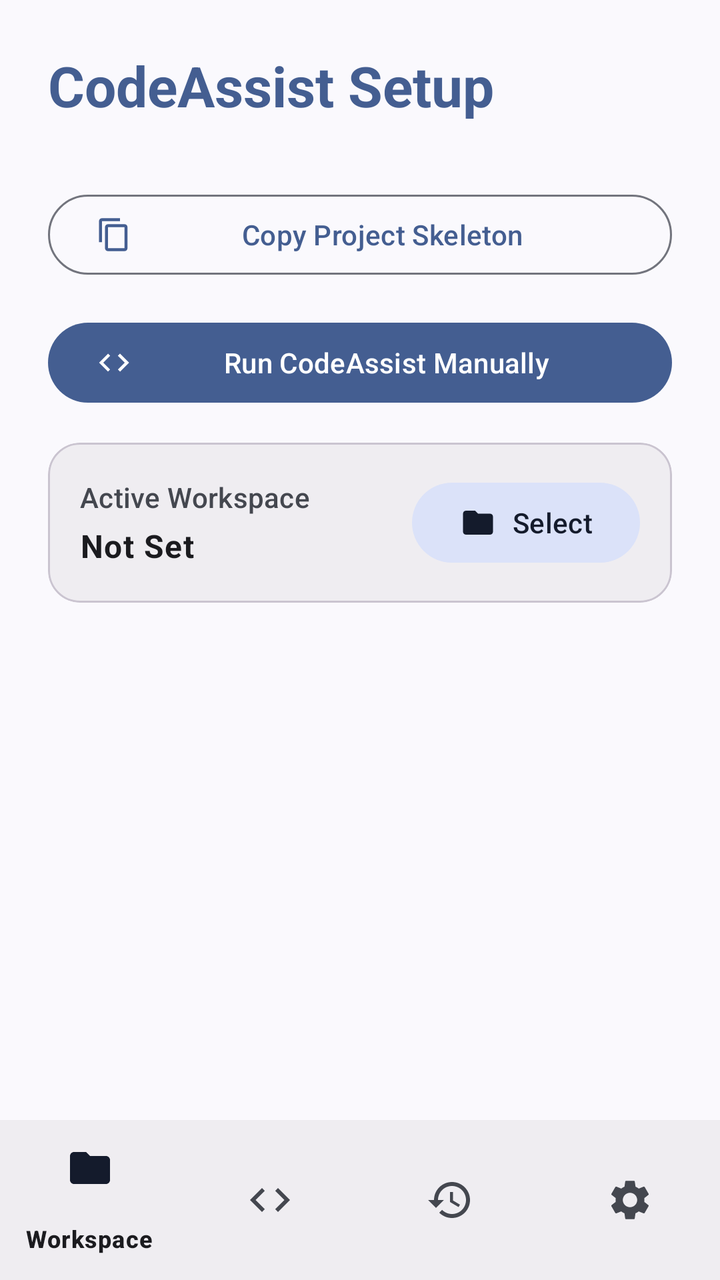
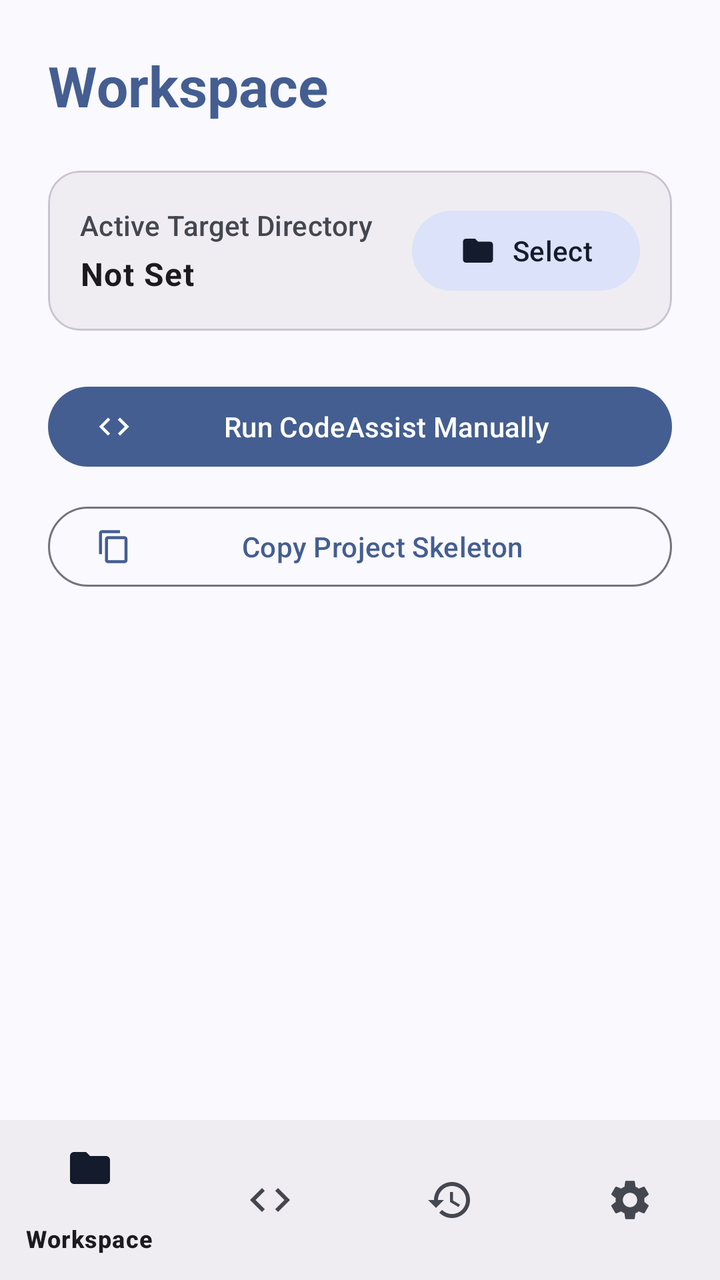

Compare the two renders of this Android layout. The source of the first and the diff that turns it into the second are given below.
<!-- AndroidManifest.xml: application theme Theme.CodeAssist -->
<!-- res/layout/activity_main.xml -->
<?xml version="1.0" encoding="utf-8"?>
<androidx.coordinatorlayout.widget.CoordinatorLayout 
    xmlns:android="http://schemas.android.com/apk/res/android"
    xmlns:app="http://schemas.android.com/apk/res-auto"
    android:layout_width="match_parent"
    android:layout_height="match_parent"
    android:background="?attr/colorSurface">

    
    <LinearLayout
        android:id="@+id/viewWorkspace"
        android:layout_width="match_parent"
        android:layout_height="match_parent"
        android:orientation="vertical"
        android:padding="24dp"
        android:layout_marginBottom="80dp"> 

        <TextView
            android:layout_width="match_parent"
            android:layout_height="wrap_content"
            android:text="CodeAssist Setup"
            android:textAppearance="?attr/textAppearanceHeadlineMedium"
            android:textColor="?attr/colorPrimary"
            android:textStyle="bold"
            android:layout_marginBottom="32dp"/>

        <com.google.android.material.button.MaterialButton
            android:id="@+id/btnCopySkeleton"
            style="@style/Widget.Material3.Button.OutlinedButton"
            android:layout_width="match_parent"
            android:layout_height="wrap_content"
            android:text="Copy Project Skeleton"
            app:icon="@drawable/ic_copy"
            android:layout_marginBottom="16dp" />

        <com.google.android.material.button.MaterialButton
            android:id="@+id/btnRunManual"
            style="@style/Widget.Material3.Button"
            android:layout_width="match_parent"
            android:layout_height="wrap_content"
            android:text="Run CodeAssist Manually"
            app:icon="@drawable/ic_qs_tile"
            android:layout_marginBottom="16dp" />

        <com.google.android.material.card.MaterialCardView
            android:layout_width="match_parent"
            android:layout_height="wrap_content"
            app:cardCornerRadius="16dp"
            app:cardElevation="0dp"
            app:strokeWidth="1dp"
            app:strokeColor="?attr/colorOutlineVariant"
            app:cardBackgroundColor="?attr/colorSurfaceContainer">

            <LinearLayout
                android:layout_width="match_parent"
                android:layout_height="wrap_content"
                android:orientation="horizontal"
                android:gravity="center_vertical"
                android:padding="16dp">

                <LinearLayout
                    android:layout_width="0dp"
                    android:layout_height="wrap_content"
                    android:layout_weight="1"
                    android:orientation="vertical">

                    <TextView
                        android:layout_width="wrap_content"
                        android:layout_height="wrap_content"
                        android:text="Active Workspace"
                        android:textAppearance="?attr/textAppearanceLabelLarge"
                        android:textColor="?attr/colorOnSurfaceVariant"
                        android:layout_marginBottom="4dp"/>

                    <TextView
                        android:id="@+id/tvWorkspacePath"
                        android:layout_width="match_parent"
                        android:layout_height="wrap_content"
                        android:text="Not Set"
                        android:textAppearance="?attr/textAppearanceBodyLarge"
                        android:textColor="?attr/colorOnSurface"
                        android:textStyle="bold"/>
                </LinearLayout>

                <com.google.android.material.button.MaterialButton
                    android:id="@+id/btnSelectWorkspace"
                    style="@style/Widget.Material3.Button.TonalButton"
                    android:layout_width="wrap_content"
                    android:layout_height="wrap_content"
                    android:text="Select"
                    app:icon="@drawable/ic_folder"
                    android:layout_marginStart="16dp"/>
            </LinearLayout>
        </com.google.android.material.card.MaterialCardView>
    </LinearLayout>

    
    <LinearLayout
        android:id="@+id/viewPromptVault"
        android:layout_width="match_parent"
        android:layout_height="match_parent"
        android:orientation="vertical"
        android:padding="24dp"
        android:layout_marginBottom="80dp"
        android:visibility="gone">

        <TextView
            android:layout_width="match_parent"
            android:layout_height="wrap_content"
            android:text="System Protocol"
            android:textAppearance="?attr/textAppearanceHeadlineMedium"
            android:textColor="?attr/colorPrimary"
            android:textStyle="bold"
            android:layout_marginBottom="16dp"/>

        <com.google.android.material.button.MaterialButton
            android:id="@+id/btnCopyPrompt"
            style="@style/Widget.Material3.Button"
            android:layout_width="match_parent"
            android:layout_height="wrap_content"
            android:text="Copy Protocol &amp; Workspace Structure"
            app:icon="@drawable/ic_copy"
            android:layout_marginBottom="16dp" />

        <ScrollView
            android:layout_width="match_parent"
            android:layout_height="match_parent"
            android:fadeScrollbars="false">
            
            <TextView
                android:id="@+id/tvProtocolText"
                android:layout_width="match_parent"
                android:layout_height="wrap_content"
                android:text="@string/ai_protocol_text"
                android:textIsSelectable="true"
                android:textAppearance="?attr/textAppearanceBodyMedium"
                android:fontFamily="monospace"
                android:textColor="?attr/colorOnSurfaceVariant"
                android:background="?attr/colorSurfaceContainer"
                android:padding="16dp"/>
        </ScrollView>
    </LinearLayout>

    
    <LinearLayout
        android:id="@+id/viewLogs"
        android:layout_width="match_parent"
        android:layout_height="match_parent"
        android:orientation="vertical"
        android:padding="24dp"
        android:layout_marginBottom="80dp"
        android:visibility="gone">

        
        <LinearLayout
            android:layout_width="match_parent"
            android:layout_height="wrap_content"
            android:orientation="horizontal"
            android:gravity="center_vertical"
            android:layout_marginBottom="16dp">

            <TextView
                android:layout_width="0dp"
                android:layout_height="wrap_content"
                android:layout_weight="1"
                android:text="Execution Logs"
                android:textAppearance="?attr/textAppearanceHeadlineMedium"
                android:textColor="?attr/colorPrimary"
                android:textStyle="bold" />

            <com.google.android.material.button.MaterialButton
                android:id="@+id/btnRevert"
                style="@style/Widget.Material3.Button.TonalButton"
                android:layout_width="wrap_content"
                android:layout_height="wrap_content"
                android:text="Revert"
                android:layout_marginEnd="8dp" />

            <com.google.android.material.button.MaterialButton
                android:id="@+id/btnReset"
                style="@style/Widget.Material3.Button.OutlinedButton"
                android:layout_width="wrap_content"
                android:layout_height="wrap_content"
                android:text="Reset" />
        </LinearLayout>

        <com.google.android.material.progressindicator.LinearProgressIndicator
            android:id="@+id/logsProgress"
            android:layout_width="match_parent"
            android:layout_height="wrap_content"
            android:indeterminate="true"
            android:visibility="gone"
            android:layout_marginBottom="16dp"
            app:trackCornerRadius="4dp"/>

        <TextView
            android:id="@+id/tvEmptyLogs"
            android:layout_width="match_parent"
            android:layout_height="wrap_content"
            android:layout_marginTop="32dp"
            android:gravity="center"
            android:text="No commits found in this workspace."
            android:textAppearance="?attr/textAppearanceBodyLarge"
            android:textColor="?attr/colorOnSurfaceVariant"
            android:visibility="gone" />

        
        <androidx.recyclerview.widget.RecyclerView
            android:id="@+id/rvLogs"
            android:layout_width="match_parent"
            android:layout_height="match_parent"
            android:clipToPadding="false"
            android:paddingBottom="16dp"/>
    </LinearLayout>

    
    <LinearLayout
        android:id="@+id/viewSourceControl"
        android:layout_width="match_parent"
        android:layout_height="match_parent"
        android:orientation="vertical"
        android:padding="24dp"
        android:layout_marginBottom="80dp"
        android:visibility="gone">

        <TextView
            android:layout_width="match_parent"
            android:layout_height="wrap_content"
            android:text="Source Control"
            android:textAppearance="?attr/textAppearanceHeadlineMedium"
            android:textColor="?attr/colorPrimary"
            android:textStyle="bold"
            android:layout_marginBottom="16dp"/>

        <LinearLayout
            android:layout_width="match_parent"
            android:layout_height="wrap_content"
            android:orientation="horizontal"
            android:layout_marginBottom="8dp">

            <com.google.android.material.button.MaterialButton
                android:id="@+id/btnInitGit"
                style="@style/Widget.Material3.Button.TonalButton"
                android:layout_width="0dp"
                android:layout_height="wrap_content"
                android:layout_weight="1"
                android:text="Init Repository" />
        </LinearLayout>

        <LinearLayout
            android:layout_width="match_parent"
            android:layout_height="wrap_content"
            android:orientation="horizontal"
            android:layout_marginBottom="16dp">

            <com.google.android.material.button.MaterialButton
                android:id="@+id/btnStash"
                style="@style/Widget.Material3.Button.TonalButton"
                android:layout_width="0dp"
                android:layout_height="wrap_content"
                android:layout_weight="1"
                android:text="Stash"
                android:layout_marginEnd="8dp"/>

            <com.google.android.material.button.MaterialButton
                android:id="@+id/btnPopStash"
                style="@style/Widget.Material3.Button.OutlinedButton"
                android:layout_width="0dp"
                android:layout_height="wrap_content"
                android:layout_weight="1"
                android:text="Pop Stash" />
        </LinearLayout>

        <com.google.android.material.button.MaterialButton
            android:id="@+id/btnRefreshStatus"
            style="@style/Widget.Material3.Button.TextButton"
            android:layout_width="wrap_content"
            android:layout_height="wrap_content"
            android:layout_gravity="end"
            android:text="Refresh Status" />

        <ScrollView
            android:layout_width="match_parent"
            android:layout_height="match_parent"
            android:fadeScrollbars="false"
            android:layout_marginTop="8dp">

            <TextView
                android:id="@+id/tvGitStatus"
                android:layout_width="match_parent"
                android:layout_height="wrap_content"
                android:text="Status will appear here..."
                android:textIsSelectable="true"
                android:textAppearance="?attr/textAppearanceBodyMedium"
                android:fontFamily="monospace"
                android:textColor="?attr/colorOnSurfaceVariant"
                android:background="?attr/colorSurfaceContainer"
                android:padding="16dp"/>
        </ScrollView>
    </LinearLayout>

    
    <ScrollView
        android:id="@+id/viewSettings"
        android:layout_width="match_parent"
        android:layout_height="match_parent"
        android:layout_marginBottom="80dp"
        android:fadeScrollbars="false"
        android:visibility="gone">

        <LinearLayout
            android:layout_width="match_parent"
            android:layout_height="wrap_content"
            android:orientation="vertical"
            android:padding="24dp">

            <TextView
                android:layout_width="match_parent"
                android:layout_height="wrap_content"
                android:text="Settings"
                android:textAppearance="?attr/textAppearanceHeadlineMedium"
                android:textColor="?attr/colorPrimary"
                android:textStyle="bold"
                android:layout_marginBottom="16dp"/>

        <com.google.android.material.card.MaterialCardView
            android:layout_width="match_parent"
            android:layout_height="wrap_content"
            app:cardCornerRadius="16dp"
            app:cardElevation="0dp"
            app:strokeWidth="1dp"
            app:strokeColor="?attr/colorOutlineVariant"
            app:cardBackgroundColor="?attr/colorSurfaceContainer">

            <LinearLayout
                android:layout_width="match_parent"
                android:layout_height="wrap_content"
                android:orientation="horizontal"
                android:gravity="center_vertical"
                android:padding="16dp">
                
                <LinearLayout
                    android:layout_width="0dp"
                    android:layout_height="wrap_content"
                    android:layout_weight="1"
                    android:orientation="vertical">

                    <TextView
                        android:layout_width="wrap_content"
                        android:layout_height="wrap_content"
                        android:text="Floating Bubble"
                        android:textAppearance="?attr/textAppearanceTitleMedium"
                        android:textColor="?attr/colorOnSurface"/>

                    <TextView
                        android:layout_width="wrap_content"
                        android:layout_height="wrap_content"
                        android:text="Execute code from a floating widget"
                        android:textAppearance="?attr/textAppearanceBodySmall"
                        android:textColor="?attr/colorOnSurfaceVariant"/>
                </LinearLayout>

                <com.google.android.material.materialswitch.MaterialSwitch
                    android:id="@+id/switchBubble"
                    android:layout_width="wrap_content"
                    android:layout_height="wrap_content" />
            </LinearLayout>
        </com.google.android.material.card.MaterialCardView>

        <com.google.android.material.card.MaterialCardView
            android:layout_width="match_parent"
            android:layout_height="wrap_content"
            android:layout_marginTop="16dp"
            app:cardCornerRadius="16dp"
            app:cardElevation="0dp"
            app:strokeWidth="1dp"
            app:strokeColor="?attr/colorOutlineVariant"
            app:cardBackgroundColor="?attr/colorSurfaceContainer">

            <LinearLayout
                android:layout_width="match_parent"
                android:layout_height="wrap_content"
                android:orientation="horizontal"
                android:gravity="center_vertical"
                android:padding="16dp">
                
                <LinearLayout
                    android:layout_width="0dp"
                    android:layout_height="wrap_content"
                    android:layout_weight="1"
                    android:orientation="vertical">

                    <TextView
                        android:layout_width="wrap_content"
                        android:layout_height="wrap_content"
                        android:text="Auto-Execute Read Commands"
                        android:textAppearance="?attr/textAppearanceTitleMedium"
                        android:textColor="?attr/colorOnSurface"/>

                    <TextView
                        android:layout_width="wrap_content"
                        android:layout_height="wrap_content"
                        android:text="Skip approval sheet when batch only contains READ_FILE, GREP_FILE, or LIST_DIR"
                        android:textAppearance="?attr/textAppearanceBodySmall"
                        android:textColor="?attr/colorOnSurfaceVariant"/>
                </LinearLayout>

                <com.google.android.material.materialswitch.MaterialSwitch
                    android:id="@+id/switchAutoRead"
                    android:layout_width="wrap_content"
                    android:layout_height="wrap_content" />
            </LinearLayout>
        </com.google.android.material.card.MaterialCardView>

        
        <com.google.android.material.card.MaterialCardView
            android:layout_width="match_parent"
            android:layout_height="wrap_content"
            android:layout_marginTop="16dp"
            app:cardCornerRadius="16dp"
            app:cardElevation="0dp"
            app:strokeWidth="1dp"
            app:strokeColor="?attr/colorOutlineVariant"
            app:cardBackgroundColor="?attr/colorSurfaceContainer">

            <LinearLayout
                android:layout_width="match_parent"
                android:layout_height="wrap_content"
                android:orientation="horizontal"
                android:gravity="center_vertical"
                android:padding="16dp">
                
                <LinearLayout
                    android:layout_width="0dp"
                    android:layout_height="wrap_content"
                    android:layout_weight="1"
                    android:orientation="vertical">

                    <TextView
                        android:layout_width="wrap_content"
                        android:layout_height="wrap_content"
                        android:text="Quick-Action Notifications"
                        android:textAppearance="?attr/textAppearanceTitleMedium"
                        android:textColor="?attr/colorOnSurface"/>

                    <TextView
                        android:layout_width="wrap_content"
                        android:layout_height="wrap_content"
                        android:text="Approve or review pending patches directly from heads-up alerts"
                        android:textAppearance="?attr/textAppearanceBodySmall"
                        android:textColor="?attr/colorOnSurfaceVariant"/>
                </LinearLayout>

                <com.google.android.material.materialswitch.MaterialSwitch
                    android:id="@+id/switchQuickActions"
                    android:layout_width="wrap_content"
                    android:layout_height="wrap_content" />
            </LinearLayout>
        </com.google.android.material.card.MaterialCardView>

        
        <com.google.android.material.card.MaterialCardView
            android:layout_width="match_parent"
            android:layout_height="wrap_content"
            android:layout_marginTop="16dp"
            app:cardCornerRadius="16dp"
            app:cardElevation="0dp"
            app:strokeWidth="1dp"
            app:strokeColor="?attr/colorOutlineVariant"
            app:cardBackgroundColor="?attr/colorSurfaceContainer">

            <LinearLayout
                android:layout_width="match_parent"
                android:layout_height="wrap_content"
                android:orientation="horizontal"
                android:gravity="center_vertical"
                android:padding="16dp">
                
                <LinearLayout
                    android:layout_width="0dp"
                    android:layout_height="wrap_content"
                    android:layout_weight="1"
                    android:orientation="vertical">

                    <TextView
                        android:layout_width="wrap_content"
                        android:layout_height="wrap_content"
                        android:text="Forgiving Whitespace Matching"
                        android:textAppearance="?attr/textAppearanceTitleMedium"
                        android:textColor="?attr/colorOnSurface"/>

                    <TextView
                        android:layout_width="wrap_content"
                        android:layout_height="wrap_content"
                        android:text="Gracefully tolerate and fix indentation and spacing alterations"
                        android:textAppearance="?attr/textAppearanceBodySmall"
                        android:textColor="?attr/colorOnSurfaceVariant"/>
                </LinearLayout>

                <com.google.android.material.materialswitch.MaterialSwitch
                    android:id="@+id/switchForgivingWhitespace"
                    android:layout_width="wrap_content"
                    android:layout_height="wrap_content" />
            </LinearLayout>
        </com.google.android.material.card.MaterialCardView>

        
        <com.google.android.material.card.MaterialCardView
            android:layout_width="match_parent"
            android:layout_height="wrap_content"
            android:layout_marginTop="16dp"
            app:cardCornerRadius="16dp"
            app:cardElevation="0dp"
            app:strokeWidth="1dp"
            app:strokeColor="?attr/colorOutlineVariant"
            app:cardBackgroundColor="?attr/colorSurfaceContainer">

            <LinearLayout
                android:layout_width="match_parent"
                android:layout_height="wrap_content"
                android:orientation="vertical"
                android:padding="16dp">

                <TextView
                    android:layout_width="wrap_content"
                    android:layout_height="wrap_content"
                    android:text="Git Identity Profile"
                    android:textAppearance="?attr/textAppearanceTitleMedium"
                    android:textColor="?attr/colorPrimary"
                    android:layout_marginBottom="4dp"/>

                <TextView
                    android:id="@+id/tvGitIdentityStatus"
                    android:layout_width="match_parent"
                    android:layout_height="wrap_content"
                    android:textAppearance="?attr/textAppearanceBodyMedium"
                    android:textColor="?attr/colorOnSurfaceVariant"
                    android:layout_marginBottom="16dp"/>

                <com.google.android.material.button.MaterialButton
                    android:id="@+id/btnEditGitConfig"
                    style="@style/Widget.Material3.Button.TonalButton"
                    android:layout_width="match_parent"
                    android:layout_height="wrap_content"
                    android:text="Edit Git Identity" />
            </LinearLayout>
        </com.google.android.material.card.MaterialCardView>
        </LinearLayout>
    </ScrollView>

    
    <com.google.android.material.bottomnavigation.BottomNavigationView
        android:id="@+id/bottomNavigation"
        android:layout_width="match_parent"
        android:layout_height="wrap_content"
        android:layout_gravity="bottom"
        android:background="?attr/colorSurfaceContainer"
        app:menu="@menu/bottom_nav_menu" />

</androidx.coordinatorlayout.widget.CoordinatorLayout>
<!-- resources referenced by this layout -->
<resources>
  <!-- drawable ic_qs_tile (drawable) -->
  <vector xmlns:android="http://schemas.android.com/apk/res/android"
      android:width="24dp"
      android:height="24dp"
      android:viewportWidth="24"
      android:viewportHeight="24"
      android:tint="#FFFFFF">
      <path
          android:fillColor="@android:color/white"
          android:pathData="M9.4,16.6L4.8,12l4.6,-4.6L8,6l-6,6l6,6L9.4,16.6zM14.6,16.6l4.6,-4.6l-4.6,-4.6L16,6l6,6l-6,6L14.6,16.6z" />
  </vector>
  <string name="ai_protocol_text">You are CodeAssist, an elite Android-native developer execution engine operating via a clipboard-based loop. Your job is to output instructions for file system modifications in a strict, deterministic markup format.\n\nCRITICAL RULES:\n1. ENVELOPE: Wrap all commands inside a single :::CODE_ASSIST::: envelope. To prevent chat interfaces from formatting the syntax, YOU MUST WRAP THE ENTIRE ENVELOPE IN A RAW MARKDOWN CODE BLOCK (using ```text ... 
  ```). Do not output conversational explanations, pleasantries, or other markdown blocks inside the envelope.\n2. BATCHING: You can output multiple commands in a single envelope. Do not stop until the logical task is complete.\n3. READ-BEFORE-EDIT: You must never guess existing code. If you do not know the exact whitespace, indentation, or contents of a file, use the READ_FILE or GREP_FILE command first. Wait for the user to return the results before attempting a PATCH_FILE.\n4. EXACT MATCHING: In PATCH_FILE blocks, the &lt;&lt;&lt;&lt;&lt;&lt;&lt; SEARCH block must EXACTLY match the target file\'s content, including all spaces, tabs, and line breaks. The search block must be long enough to be unique within the file.\n5. COMMIT MESSAGE: If your batch includes file modifications, you must include a [COMMAND: COMMIT_MESSAGE] block followed by [MESSAGE: your 1-line commit message] to describe the entire batch.\n6. CONTEXT MAINTENANCE: You must actively maintain a "codeassist.md" file in the project root containing your accumulated understanding of the project\'s architecture, state, and constraints. Create it if missing. Read it when starting a new session, and patch it as the project evolves to preserve context across chats.\n7. TASK TRACKING: You must actively maintain a "todo.md" file in the project root. Use it to log implemented features and pending requirements. Update it automatically whenever a task is completed or the user specifies new goals.\n\nAVAILABLE COMMANDS:\n\n```text\n:::CODE_ASSIST:::\n\n[COMMAND: COMMIT_MESSAGE]\n[MESSAGE: Setup network interceptor and update gradle deps]\n\n[COMMAND: GREP_FILE]\n[PATH: app/src/main/AndroidManifest.xml]\n[PATTERN: allowBackup]\n\n[COMMAND: READ_FILE]\n[PATH: app/build.gradle.kts]\n\n[COMMAND: LIST_DIR]\n[PATH: app/src/main/java/org/ravi/codeassist]\n\n[COMMAND: CREATE_FILE]\n[PATH: app/src/main/java/org/ravi/codeassist/Utils.kt]\n[CONTENT]\npackage org.ravi.codeassist\n\nobject Utils {\n    // raw code here. No escaping required.\n}\n[END_CONTENT]\n\n[COMMAND: PATCH_FILE]\n[PATH: app/build.gradle.kts]\n&lt;&lt;&lt;&lt;&lt;&lt;&lt; SEARCH\n    buildTypes {\n        release {\n            isMinifyEnabled = false\n        }\n    }\n=======\n    buildTypes {\n        release {\n            isMinifyEnabled = true\n            proguardFiles(getDefaultProguardFile("proguard-android-optimize.txt"), "proguard-rules.pro")\n        }\n    }\n&gt;&gt;&gt;&gt;&gt;&gt;&gt; REPLACE\n\n[COMMAND: DELETE_FILE]\n[PATH: app/src/main/java/org/ravi/codeassist/OldUtils.kt]\n\n:::END_CODE_ASSIST:::\n```</string>
  <style name="Theme.CodeAssist" parent="Theme.Material3.DynamicColors.DayNight">
          
          <item name="android:statusBarColor">?attr/colorSurface</item>
          <item name="android:windowLightStatusBar">true</item>
      </style>
  <!-- unchanged entries left out for length: 2 -->
</resources>

<!-- the commit's change to res/layout/activity_main.xml (unified diff, before → after) -->
@@ -18,33 +18,17 @@
         <TextView
             android:layout_width="match_parent"
             android:layout_height="wrap_content"
-            android:text="CodeAssist Setup"
+            android:text="Workspace"
             android:textAppearance="?attr/textAppearanceHeadlineMedium"
             android:textColor="?attr/colorPrimary"
             android:textStyle="bold"
-            android:layout_marginBottom="32dp"/>
-
-        <com.google.android.material.button.MaterialButton
-            android:id="@+id/btnCopySkeleton"
-            style="@style/Widget.Material3.Button.OutlinedButton"
-            android:layout_width="match_parent"
-            android:layout_height="wrap_content"
-            android:text="Copy Project Skeleton"
-            app:icon="@drawable/ic_copy"
-            android:layout_marginBottom="16dp" />
-
-        <com.google.android.material.button.MaterialButton
-            android:id="@+id/btnRunManual"
-            style="@style/Widget.Material3.Button"
-            android:layout_width="match_parent"
-            android:layout_height="wrap_content"
-            android:text="Run CodeAssist Manually"
-            app:icon="@drawable/ic_qs_tile"
-            android:layout_marginBottom="16dp" />
-
+            android:layout_marginBottom="24dp"/>
+
+        
         <com.google.android.material.card.MaterialCardView
             android:layout_width="match_parent"
             android:layout_height="wrap_content"
+            android:layout_marginBottom="24dp"
             app:cardCornerRadius="16dp"
             app:cardElevation="0dp"
             app:strokeWidth="1dp"
@@ -67,7 +51,7 @@
                     <TextView
                         android:layout_width="wrap_content"
                         android:layout_height="wrap_content"
-                        android:text="Active Workspace"
+                        android:text="Active Target Directory"
                         android:textAppearance="?attr/textAppearanceLabelLarge"
                         android:textColor="?attr/colorOnSurfaceVariant"
                         android:layout_marginBottom="4dp"/>
@@ -92,6 +76,25 @@
                     android:layout_marginStart="16dp"/>
             </LinearLayout>
         </com.google.android.material.card.MaterialCardView>
+
+        
+        <com.google.android.material.button.MaterialButton
+            android:id="@+id/btnRunManual"
+            style="@style/Widget.Material3.Button"
+            android:layout_width="match_parent"
+            android:layout_height="wrap_content"
+            android:text="Run CodeAssist Manually"
+            app:icon="@drawable/ic_qs_tile"
+            android:layout_marginBottom="12dp" />
+
+        <com.google.android.material.button.MaterialButton
+            android:id="@+id/btnCopySkeleton"
+            style="@style/Widget.Material3.Button.OutlinedButton"
+            android:layout_width="match_parent"
+            android:layout_height="wrap_content"
+            android:text="Copy Project Skeleton"
+            app:icon="@drawable/ic_copy"
+            android:layout_marginBottom="16dp" />
     </LinearLayout>
 
     
<!-- resource entries referenced after the edit -->
@@ -13,7 +13,7 @@
   </vector>
   <string name="ai_protocol_text">You are CodeAssist, an elite Android-native developer execution engine operating via a clipboard-based loop. Your job is to output instructions for file system modifications in a strict, deterministic markup format.\n\nCRITICAL RULES:\n1. ENVELOPE: Wrap all commands inside a single :::CODE_ASSIST::: envelope. To prevent chat interfaces from formatting the syntax, YOU MUST WRAP THE ENTIRE ENVELOPE IN A RAW MARKDOWN CODE BLOCK (using ```text ... 
   ```). Do not output conversational explanations, pleasantries, or other markdown blocks inside the envelope.\n2. BATCHING: You can output multiple commands in a single envelope. Do not stop until the logical task is complete.\n3. READ-BEFORE-EDIT: You must never guess existing code. If you do not know the exact whitespace, indentation, or contents of a file, use the READ_FILE or GREP_FILE command first. Wait for the user to return the results before attempting a PATCH_FILE.\n4. EXACT MATCHING: In PATCH_FILE blocks, the &lt;&lt;&lt;&lt;&lt;&lt;&lt; SEARCH block must EXACTLY match the target file\'s content, including all spaces, tabs, and line breaks. The search block must be long enough to be unique within the file.\n5. COMMIT MESSAGE: If your batch includes file modifications, you must include a [COMMAND: COMMIT_MESSAGE] block followed by [MESSAGE: your 1-line commit message] to describe the entire batch.\n6. CONTEXT MAINTENANCE: You must actively maintain a "codeassist.md" file in the project root containing your accumulated understanding of the project\'s architecture, state, and constraints. Create it if missing. Read it when starting a new session, and patch it as the project evolves to preserve context across chats.\n7. TASK TRACKING: You must actively maintain a "todo.md" file in the project root. Use it to log implemented features and pending requirements. Update it automatically whenever a task is completed or the user specifies new goals.\n\nAVAILABLE COMMANDS:\n\n```text\n:::CODE_ASSIST:::\n\n[COMMAND: COMMIT_MESSAGE]\n[MESSAGE: Setup network interceptor and update gradle deps]\n\n[COMMAND: GREP_FILE]\n[PATH: app/src/main/AndroidManifest.xml]\n[PATTERN: allowBackup]\n\n[COMMAND: READ_FILE]\n[PATH: app/build.gradle.kts]\n\n[COMMAND: LIST_DIR]\n[PATH: app/src/main/java/org/ravi/codeassist]\n\n[COMMAND: CREATE_FILE]\n[PATH: app/src/main/java/org/ravi/codeassist/Utils.kt]\n[CONTENT]\npackage org.ravi.codeassist\n\nobject Utils {\n    // raw code here. No escaping required.\n}\n[END_CONTENT]\n\n[COMMAND: PATCH_FILE]\n[PATH: app/build.gradle.kts]\n&lt;&lt;&lt;&lt;&lt;&lt;&lt; SEARCH\n    buildTypes {\n        release {\n            isMinifyEnabled = false\n        }\n    }\n=======\n    buildTypes {\n        release {\n            isMinifyEnabled = true\n            proguardFiles(getDefaultProguardFile("proguard-android-optimize.txt"), "proguard-rules.pro")\n        }\n    }\n&gt;&gt;&gt;&gt;&gt;&gt;&gt; REPLACE\n\n[COMMAND: DELETE_FILE]\n[PATH: app/src/main/java/org/ravi/codeassist/OldUtils.kt]\n\n:::END_CODE_ASSIST:::\n```</string>
-  <style name="Theme.CodeAssist" parent="Theme.Material3.DynamicColors.DayNight">
+  <style name="Theme.CodeAssist" parent="Theme.Material3.DynamicColors.DayNight.NoActionBar">
           
           <item name="android:statusBarColor">?attr/colorSurface</item>
           <item name="android:windowLightStatusBar">true</item>
